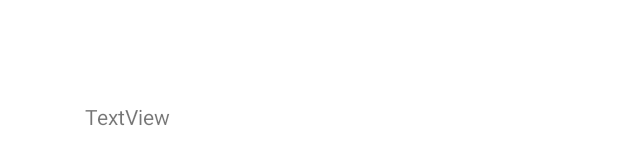
After one commit to AKANYIJUKADANSON/Cinemax, an Android app: the layout activity_movie_details.xml on its own in the app's theme, with its tools: preview values and no code run, on a phone screen of 412 x 824 dp. The commit adds this screen. Shown: the part 132-300 px from the top of the screen. Run offline under Robolectric (Android 15) with nearby library versions, the phone set to English and light mode, and no system bars.

```diff
--- a/app/src/main/AndroidManifest.xml
+++ b/app/src/main/AndroidManifest.xml
@@ -2,7 +2,7 @@
 <manifest xmlns:android="http://schemas.android.com/apk/res/android"
     xmlns:tools="http://schemas.android.com/tools">
 
-    <uses-permission android:name="android.permission.INTERNET"/>
+    <uses-permission android:name="android.permission.INTERNET" />
 
     <application
         android:allowBackup="true"
@@ -13,6 +13,9 @@
         android:supportsRtl="true"
         android:theme="@style/Theme.Cinemax"
         tools:targetApi="31">
+        <activity
+            android:name=".MovieDetails"
+            android:exported="false" />
         <activity
             android:name=".MainActivity"
             android:exported="true">
--- a/app/src/main/java/com/example/cinemax/mvvm/MovieRepository.kt
+++ b/app/src/main/java/com/example/cinemax/mvvm/MovieRepository.kt
@@ -9,4 +9,6 @@ class MovieRepository( private val movieDatabase: MovieDatabase ) {
 
     fun getRoomMovies() = movieDatabase.getMovieDAO().getAllMovies()
 
+    fun searchMovie(query: String?) = movieDatabase.getMovieDAO().searchMovie(query)
+
 }
--- a/app/src/main/java/com/example/cinemax/mvvm/RemoteViewModel.kt
+++ b/app/src/main/java/com/example/cinemax/mvvm/RemoteViewModel.kt
@@ -30,6 +30,8 @@ class RemoteViewModel( private val repository: MovieRepository, private val movi
      // Get movies from the database
     fun getRoomMovies() = repository.getRoomMovies()
 
+    fun searchMovie(query : String?) =repository.searchMovie(query)
+
 
     fun getPopularMovies(page: Int) {
         val client = movieAPI.getPopularMovies(Constants.API_KEY, page)
--- /dev/null
+++ b/app/src/main/res/drawable/search_view_background.xml
@@ -0,0 +1,5 @@
+<?xml version="1.0" encoding="utf-8"?>
+<shape xmlns:android="http://schemas.android.com/apk/res/android">
+    <solid android:color="#E9E9E9"/>
+    <corners android:radius="200dp"/>
+</shape>
--- /dev/null
+++ b/app/src/main/res/layout/activity_movie_details.xml
@@ -0,0 +1,19 @@
+<?xml version="1.0" encoding="utf-8"?>
+<androidx.constraintlayout.widget.ConstraintLayout xmlns:android="http://schemas.android.com/apk/res/android"
+    xmlns:app="http://schemas.android.com/apk/res-auto"
+    xmlns:tools="http://schemas.android.com/tools"
+    android:layout_width="match_parent"
+    android:layout_height="match_parent"
+    tools:context=".MovieDetails">
+
+    <TextView
+        android:id="@+id/overview"
+        android:layout_width="284dp"
+        android:layout_height="59dp"
+        android:layout_marginTop="156dp"
+        android:text="TextView"
+        app:layout_constraintEnd_toEndOf="parent"
+        app:layout_constraintHorizontal_bias="0.441"
+        app:layout_constraintStart_toStartOf="parent"
+        app:layout_constraintTop_toTopOf="parent" />
+</androidx.constraintlayout.widget.ConstraintLayout>
```
Also changed, not shown: app/src/main/java/com/example/cinemax/MainActivity.kt (+24 -0 lines), app/src/main/java/com/example/cinemax/MovieDetails.kt (added, +24 -0 lines), app/src/main/java/com/example/cinemax/adapter/MovieAdapter.kt (+14 -0 lines), app/src/main/java/com/example/cinemax/roomdb/MovieDAO.kt (+5 -2 lines), app/src/main/res/layout/activity_main.xml (+16 -4 lines).
